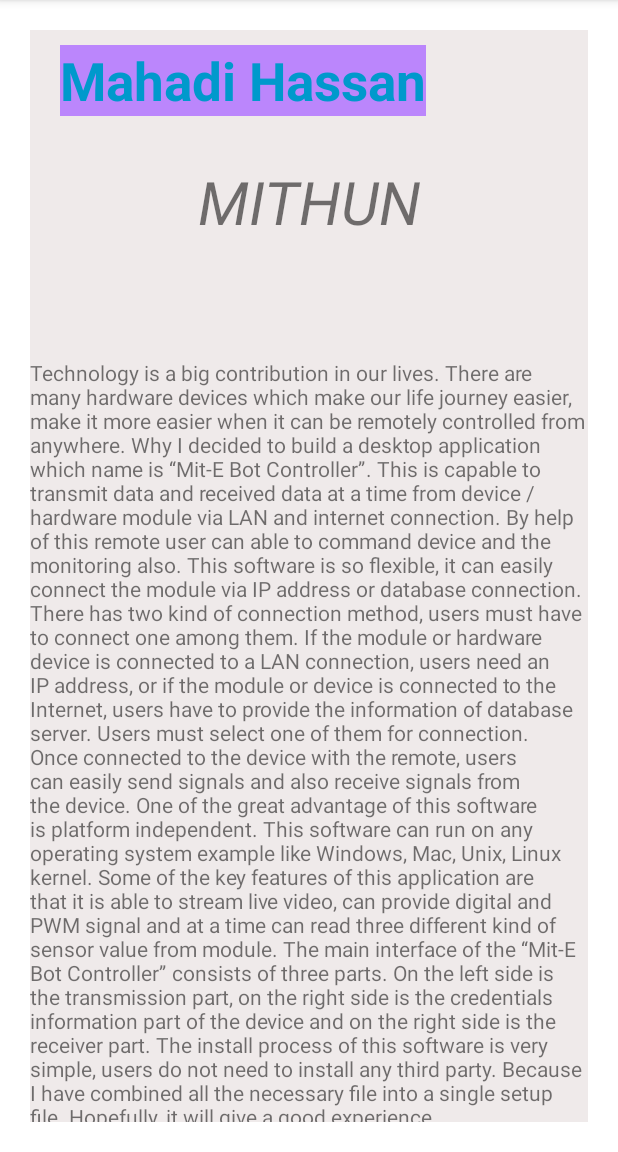
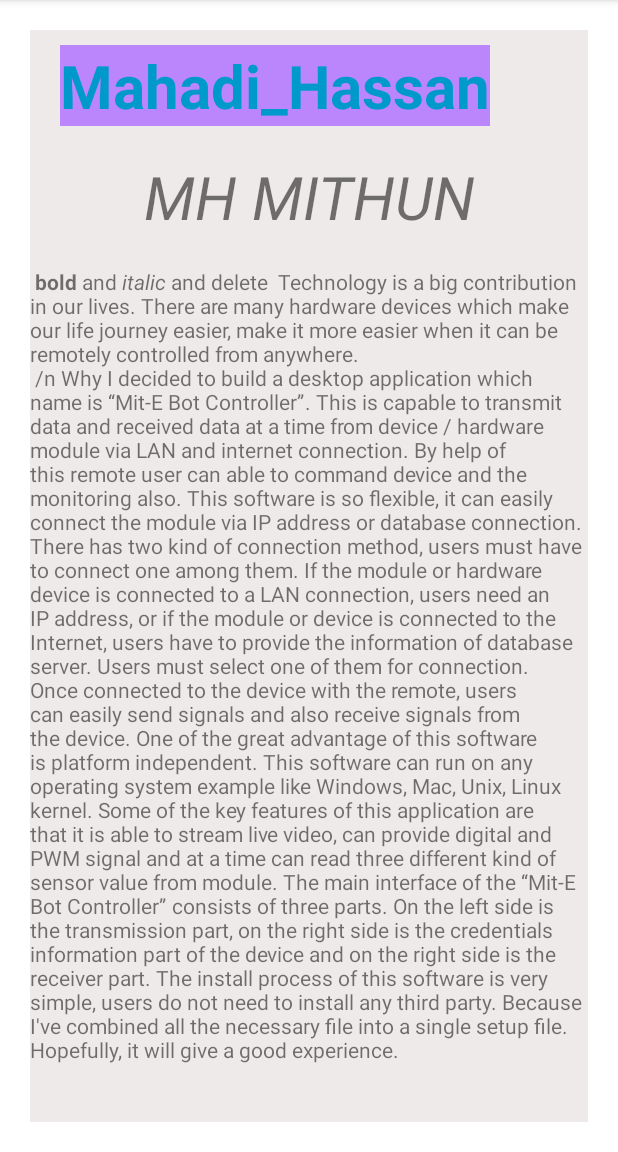
Before and after one commit to mithun1st/_androidStudio, an Android app: the screen it shows after launch (MainActivity), on a phone screen of 412 x 824 dp, the part 84-1236 px from its top. Run offline under Robolectric (Android 15) with nearby library versions, the phone set to English and light mode, and no system bars.

Commit message:
text view

```diff
--- a/TextView/app/src/main/java/com/example/textview/MainActivity.java
+++ b/TextView/app/src/main/java/com/example/textview/MainActivity.java
@@ -1,14 +1,29 @@
 package com.example.textview;
+
+import android.os.Bundle;
+import android.widget.TextView;
 
 import androidx.appcompat.app.AppCompatActivity;
 
-import android.os.Bundle;
+public class MainActivity extends AppCompatActivity {
 
-public class MainActivity extends AppCompatActivity {
+    private TextView var1,var2;
+    private TextView var3;
 
     @Override
     protected void onCreate(Bundle savedInstanceState) {
         super.onCreate(savedInstanceState);
         setContentView(R.layout.activity_main);
+
+        var1 = findViewById(R.id.tv1);
+        var1.setText(R.string.fName);
+        var1.setTextSize(40);
+
+        var2 = findViewById(R.id.tv2);
+        var2.setText("mh Mithun");
+
+
+
+
     }
 }
--- a/TextView/app/src/main/res/layout/activity_main.xml
+++ b/TextView/app/src/main/res/layout/activity_main.xml
@@ -10,6 +10,7 @@
     tools:context=".MainActivity">
 
     <TextView
+        android:id="@+id/tv1"
         android:layout_width="wrap_content"
         android:layout_height="wrap_content"
         android:layout_marginLeft="20sp"
@@ -21,9 +22,10 @@
         android:textColorHighlight="#DA6D6D"
         android:textColor="@android:color/holo_blue_dark"
         android:background="@color/purple_200"
-        />
+        android:layout_marginStart="20sp" />
 
     <TextView
+        android:id="@+id/tv2"
         android:layout_width="match_parent"
         android:layout_height="wrap_content"
         android:textAllCaps="true"
@@ -31,13 +33,14 @@
         android:gravity="center"
         android:textSize="40sp"
         android:textStyle="italic"
-        android:padding="30sp"
+        android:padding="20sp"
         />
 
     <ScrollView
         android:layout_width="wrap_content"
         android:layout_height="wrap_content">
         <TextView
+            android:id="@+id/tv3"
             android:layout_width="wrap_content"
             android:layout_height="wrap_content"
             android:text="@string/mitebot"
--- a/TextView/app/src/main/res/values/strings.xml
+++ b/TextView/app/src/main/res/values/strings.xml
@@ -1,14 +1,17 @@
 <resources>
     <string name="app_name">Text View</string>
+    <string name="fName">Mahadi_Hassan</string>
     <string name="fullName">Mahadi Hassan</string>
-    <string name="mitebot">Technology is a big contribution in our lives. There are many hardware devices which
-        make our life journey easier, make it more easier when it can be remotely controlled from
-        anywhere.
+    <string name="mitebot"> <b>bold</b> and <i>italic</i> and <del>delete</del> <br></br><br></br>
+
+    Technology is a big contribution in our lives. There are many hardware devices
+        which make our life journey easier, make it more easier when it can be remotely controlled from
+        anywhere.<br></br><br></br>\n  /n
         Why I decided to build a desktop application which name is “Mit-E Bot Controller”. This
         is capable to transmit data and received data at a time from device / hardware module via
         LAN and internet connection. By help of this remote user can able to command device and
         the monitoring also. This software is so flexible, it can easily connect the module via IP
-        address or database connection.
+        address or database connection.<br></br><br></br>
         There has two kind of connection method, users must have to connect one among them. If
         the module or hardware device is connected to a LAN connection, users need an IP
         address, or if the module or device is connected to the Internet, users have to provide the
@@ -16,14 +19,16 @@
         connected to the device with the remote, users can easily send signals and also receive
         signals from the device. One of the great advantage of this software is platform
         independent. This software can run on any operating system example like Windows, Mac,
-        Unix, Linux kernel.
+        Unix, Linux kernel.<br></br><br></br>
         Some of the key features of this application are that it is able to stream live video, can
         provide digital and PWM signal and at a time can read three different kind of sensor value
         from module. The main interface of the “Mit-E Bot Controller” consists of three parts. On
         the left side is the transmission part, on the right side is the credentials information part of
         the device and on the right side is the receiver part.
         The install process of this software is very simple, users do not need to install any third
-        party. Because I have combined all the necessary file into a single setup file. Hopefully, it will
-        give a good experience.</string>
+        party. Because I\'ve combined all the necessary file into a single setup file. Hopefully, it will
+        give a good experience.
+
+    </string>
 
 </resources>
```
